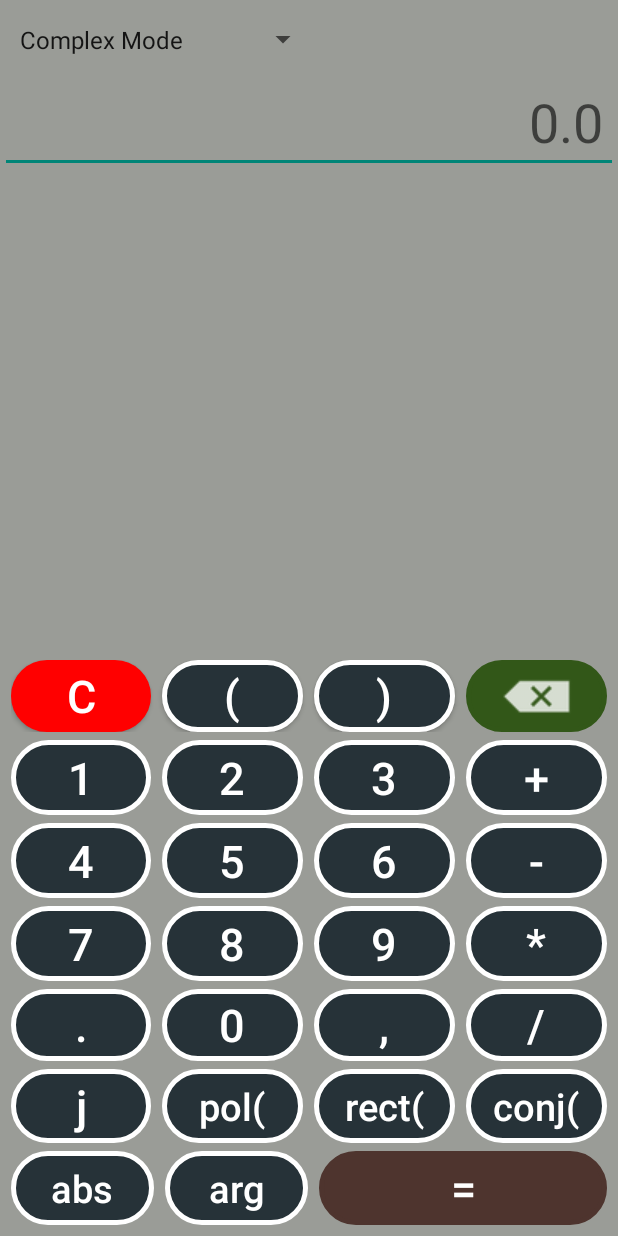
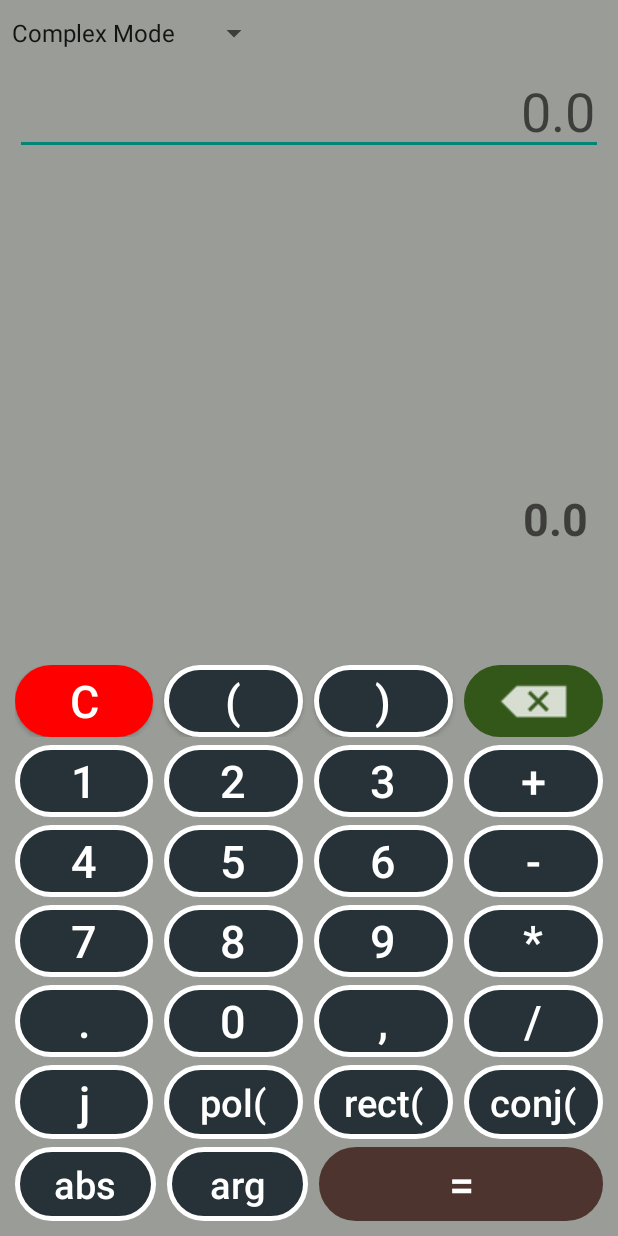
Before and after one commit to Manash-Das/Calculator, an Android app: the ComplexNumberActivity screen opened directly, with no data from a screen before it, on a phone screen of 412 x 824 dp. Run offline under Robolectric (Android 15) with nearby library versions, the phone set to English and light mode, and no system bars; libraries missing offline, so code that uses them is left out: com.chaquo.python.

Commit message:
In complex activity: max and min height is set rectangular form is corrected other form is corrected handled error

```diff
--- a/app/src/main/AndroidManifest.xml
+++ b/app/src/main/AndroidManifest.xml
@@ -17,16 +17,20 @@
             android:screenOrientation="portrait"
             android:parentActivityName=".MainActivity"
             tools:ignore="LockedOrientationActivity"
+            android:noHistory="true"
             android:exported="true" />
+
         <activity
             android:name=".EquationSolver"
             android:exported="true"
             android:screenOrientation="portrait"
             android:parentActivityName=".MainActivity"
+            android:noHistory="true"
             tools:ignore="LockedOrientationActivity"/>
         <activity
             android:name=".ComplexNumberActivity"
             android:exported="true"
+            android:noHistory="true"
             android:screenOrientation="portrait"
             android:parentActivityName=".MainActivity"
             tools:ignore="LockedOrientationActivity" />
--- a/app/src/main/res/layout/complex_number.xml
+++ b/app/src/main/res/layout/complex_number.xml
@@ -6,61 +6,62 @@
     android:layout_height="match_parent"
     android:background="@color/body_color"
     tools:context=".ComplexNumberActivity">
-    <LinearLayout
-        android:id="@+id/linearLayout"
+    <TableLayout
+        android:id="@+id/TableLayout"
         android:layout_width="match_parent"
-        android:layout_height="wrap_content"
-        android:layout_margin="7dp"
-        android:orientation="vertical"
+        android:layout_height="0dp"
+        app:layout_constraintHeight_max="400dp"
+        app:layout_constraintHeight_min="300dp"
+        app:layout_constraintVertical_bias="1"
+        android:layout_marginHorizontal="10dp"
+        android:layout_marginTop="20dp"
+        android:layout_marginBottom="10dp"
         app:layout_constraintBottom_toBottomOf="parent">
         <TableRow
             android:layout_width="match_parent"
-            android:layout_height="wrap_content"
+            android:layout_height="0dp"
+            android:layout_weight="1"
             android:layout_marginBottom="5dp">
             <Button
-                android:id="@+id/clear"
+                android:id="@+id/clearComplex"
                 android:layout_width="0dp"
                 android:layout_height="match_parent"
                 android:layout_marginEnd="7dp"
                 android:layout_weight="1"
                 android:background="@drawable/circle"
                 android:backgroundTint="@color/red"
-                android:onClick="clrBTN"
                 android:text="@string/clear"
                 android:textColor="@color/white"
                 android:textSize="30sp"
                 tools:ignore="TextContrastCheck,TextContrastCheck" />
             <Button
-                android:id="@+id/open_bracket"
+                android:id="@+id/openBracketComplex"
                 android:layout_width="0dp"
                 android:layout_height="match_parent"
                 android:layout_marginEnd="7dp"
                 android:layout_weight="1"
                 android:background="@drawable/circle"
-                android:onClick="openBTN"
                 android:text="@string/open_bracket"
                 android:textColor="@color/white"
                 android:textSize="30sp" />
             <Button
-                android:id="@+id/close_bracket"
+                android:id="@+id/closeBracketComplex"
                 android:layout_width="0dp"
                 android:layout_height="match_parent"
                 android:layout_marginEnd="7dp"
                 android:layout_weight="1"
                 android:background="@drawable/circle"
-                android:onClick="closeBTN"
                 android:text="@string/close_bracket"
                 android:textColor="@color/white"
                 android:textSize="30sp" />
             <ImageButton
-                android:id="@+id/backspace"
+                android:id="@+id/backspaceComplex"
                 android:layout_width="0dp"
                 android:layout_height="match_parent"
                 android:layout_weight="1"
                 android:background="@drawable/circle"
                 android:backgroundTint="@color/green"
                 android:contentDescription="@string/backspace"
-                android:onClick="backspaceBTN"
                 android:scaleType="fitCenter"
                 android:src="@drawable/backspace"
                 app:layout_constraintRight_toRightOf="parent" />
@@ -68,51 +69,48 @@
         <TableRow
             android:layout_width="match_parent"
             android:layout_height="wrap_content"
+            android:layout_weight="1"
             android:layout_marginBottom="5dp">
             <Button
-                android:id="@+id/one"
+                android:id="@+id/oneComplex"
                 style="@style/Widget.AppCompat.Button.Borderless"
                 android:layout_width="0dp"
                 android:layout_height="match_parent"
                 android:layout_marginEnd="7dp"
                 android:layout_weight="1"
                 android:background="@drawable/circle"
-                android:onClick="oneBTN"
                 android:text="@string/one"
                 android:textColor="@color/white"
                 android:textSize="30sp" />
             <Button
-                android:id="@+id/two"
+                android:id="@+id/twoComplex"
                 style="@style/Widget.AppCompat.Button.Borderless"
                 android:layout_width="0dp"
-                android:layout_height="50dp"
+                android:layout_height="match_parent"
                 android:layout_marginEnd="7dp"
                 android:layout_weight="1"
                 android:background="@drawable/circle"
-                android:onClick="twoBTN"
                 android:text="@string/two"
                 android:textColor="@color/white"
                 android:textSize="30sp" />
             <Button
-                android:id="@+id/three"
+                android:id="@+id/threeComplex"
                 style="@style/Widget.AppCompat.Button.Borderless"
                 android:layout_width="0dp"
-                android:layout_height="50dp"
+                android:layout_height="match_parent"
                 android:layout_marginEnd="7dp"
                 android:layout_weight="1"
                 android:background="@drawable/circle"
-                android:onClick="threeBTN"
                 android:text="@string/three"
                 android:textColor="@color/white"
                 android:textSize="30sp" />
             <Button
-                android:id="@+id/plus"
+                android:id="@+id/plusComplex"
                 style="@style/Widget.AppCompat.Button.Borderless"
                 android:layout_width="0dp"
-                android:layout_height="50dp"
+                android:layout_height="match_parent"
                 android:layout_weight="1"
                 android:background="@drawable/circle"
-                android:onClick="plusBTN"
                 android:text="@string/plus"
                 android:textColor="@color/white"
                 android:textSize="30sp" />
@@ -120,51 +118,48 @@
         <TableRow
             android:layout_width="match_parent"
             android:layout_height="wrap_content"
+            android:layout_weight="1"
             android:layout_marginBottom="5dp">
             <Button
-                android:id="@+id/four"
+                android:id="@+id/fourComplex"
                 style="@style/Widget.AppCompat.Button.Borderless"
                 android:layout_width="0dp"
-                android:layout_height="50dp"
+                android:layout_height="match_parent"
                 android:layout_marginEnd="7dp"
                 android:layout_weight="1"
                 android:background="@drawable/circle"
-                android:onClick="fourBTN"
                 android:text="@string/four"
                 android:textColor="@color/white"
                 android:textSize="30sp" />
             <Button
-                android:id="@+id/five"
+                android:id="@+id/fiveComplex"
                 style="@style/Widget.AppCompat.Button.Borderless"
                 android:layout_width="0dp"
-                android:layout_height="50dp"
+                android:layout_height="match_parent"
                 android:layout_marginEnd="7dp"
                 android:layout_weight="1"
                 android:background="@drawable/circle"
-                android:onClick="fiveBTN"
                 android:text="@string/five"
                 android:textColor="@color/white"
                 android:textSize="30sp" />
             <Button
-                android:id="@+id/six"
+                android:id="@+id/sixComplex"
                 style="@style/Widget.AppCompat.Button.Borderless"
                 android:layout_width="0dp"
-                android:layout_height="50dp"
+                android:layout_height="match_parent"
                 android:layout_marginEnd="7dp"
                 android:layout_weight="1"
                 android:background="@drawable/circle"
-                android:onClick="sixBTN"
                 android:text="@string/six"
                 android:textColor="@color/white"
                 android:textSize="30sp" />
             <Button
-                android:id="@+id/minus"
+                android:id="@+id/minusComplex"
                 style="@style/Widget.AppCompat.Button.Borderless"
                 android:layout_width="0dp"
-                android:layout_height="50dp"
+                android:layout_height="match_parent"
                 android:layout_weight="1"
                 android:background="@drawable/circle"
-                android:onClick="minusBTN"
                 android:text="@string/minus"
                 android:textColor="@color/white"
                 android:textSize="30sp" />
@@ -172,51 +167,48 @@
         <TableRow
             android:layout_width="match_parent"
             android:layout_height="wrap_content"
+            android:layout_weight="1"
             android:layout_marginBottom="5dp">
             <Button
-                android:id="@+id/seven"
+                android:id="@+id/sevenComplex"
                 style="@style/Widget.AppCompat.Button.Borderless"
                 android:layout_width="0dp"
-                android:layout_height="50dp"
+                android:layout_height="match_parent"
                 android:layout_marginEnd="7dp"
                 android:layout_weight="1"
                 android:background="@drawable/circle"
-                android:onClick="sevenBTN"
                 android:text="@string/seven"
                 android:textColor="@color/white"
                 android:textSize="30sp" />
             <Button
-                android:id="@+id/eight"
+                android:id="@+id/eightComplex"
                 style="@style/Widget.AppCompat.Button.Borderless"
                 android:layout_width="0dp"
-                android:layout_height="50dp"
+                android:layout_height="match_parent"
                 android:layout_marginEnd="7dp"
                 android:layout_weight="1"
                 android:background="@drawable/circle"
-                android:onClick="eightBTN"
                 android:text="@string/eight"
                 android:textColor="@color/white"
                 android:textSize="30sp" />
             <Button
-                android:id="@+id/nine"
+                android:id="@+id/nineComplex"
                 style="@style/Widget.AppCompat.Button.Borderless"
                 android:layout_width="0dp"
-                android:layout_height="50dp"
+                android:layout_height="match_parent"
                 android:layout_marginEnd="7dp"
                 android:layout_weight="1"
                 android:background="@drawable/circle"
-                android:onClick="nineBTN"
                 android:text="@string/nine"
                 android:textColor="@color/white"
                 android:textSize="30sp" />
             <Button
-                android:id="@+id/multiply"
+                android:id="@+id/multiplyComplex"
                 style="@style/Widget.AppCompat.Button.Borderless"
                 android:layout_width="0dp"
-                android:layout_height="50dp"
+                android:layout_height="match_parent"
                 android:layout_weight="1"
                 android:background="@drawable/circle"
-                android:onClick="multiplyBTN"
                 android:text="@string/multiply"
                 android:textColor="@color/white"
                 android:textSize="30sp" />
@@ -224,51 +216,48 @@
         <TableRow
             android:layout_width="match_parent"
             android:layout_height="wrap_content"
+            android:layout_weight="1"
             android:layout_marginBottom="5dp">
             <Button
-                android:id="@+id/point"
+                android:id="@+id/pointComplex"
                 style="@style/Widget.AppCompat.Button.Borderless"
                 android:layout_width="0dp"
                 android:layout_height="match_parent"
                 android:layout_marginEnd="7dp"
                 android:layout_weight="1"
                 android:background="@drawable/circle"
-                android:onClick="pointBTN"
                 android:text="@string/point"
                 android:textColor="@color/white"
                 android:textSize="30sp" />
             <Button
-                android:id="@+id/zero"
+                android:id="@+id/zeroComplex"
                 style="@style/Widget.AppCompat.Button.Borderless"
                 android:layout_width="0dp"
                 android:layout_height="match_parent"
                 android:layout_marginEnd="7dp"
                 android:layout_weight="1"
                 android:background="@drawable/circle"
-                android:onClick="zeroBTN"
                 android:text="@string/zero"
                 android:textColor="@color/white"
                 android:textSize="30sp" />
             <Button
-                android:id="@+id/comma"
+                android:id="@+id/commaComplex"
                 style="@style/Widget.AppCompat.Button.Borderless"
                 android:layout_width="0dp"
                 android:layout_height="match_parent"
                 android:layout_weight="1"
                 android:layout_marginEnd="7dp"
                 android:background="@drawable/circle"
-                android:onClick="comma"
                 android:text="@string/comma"
                 android:textColor="@color/white"
                 android:textSize="30sp" />
             <Button
-                android:id="@+id/divide"
+                android:id="@+id/divideComplex"
                 style="@style/Widget.AppCompat.Button.Borderless"
                 android:layout_width="0dp"
                 android:layout_height="match_parent"
                 android:layout_weight="1"
                 android:background="@drawable/circle"
-                android:onClick="divideBTN"
                 android:text="@string/divide"
                 android:textColor="@color/white"
                 android:textSize="30sp" />
@@ -277,56 +266,53 @@
         <TableRow
             android:id="@+id/tableRow"
             android:layout_width="match_parent"
-            android:layout_height="match_parent"
+            android:layout_height="0dp"
+            android:layout_weight="1"
             android:layout_marginBottom="5dp">
             <Button
-                android:id="@+id/pie"
+                android:id="@+id/imaginaryComplex"
                 style="@style/Widget.AppCompat.Button.Borderless"
                 android:layout_width="0dp"
                 android:layout_height="match_parent"
                 android:layout_marginEnd="7dp"
                 android:layout_weight="1"
                 android:background="@drawable/circle"
-                android:onClick="imaginary"
                 android:scaleType="fitCenter"
                 android:text="@string/imaginary"
                 android:textColor="@color/white"
                 android:textAllCaps="false"
                 android:textSize="30sp" />
             <Button
-                android:id="@+id/cosine"
+                android:id="@+id/polarComplex"
                 style="@style/Widget.AppCompat.Button.Borderless"
                 android:layout_width="0dp"
                 android:layout_height="match_parent"
                 android:layout_marginEnd="7dp"
                 android:layout_weight="1"
                 android:background="@drawable/circle"
-                android:onClick="polar"
                 android:text="@string/polar"
                 android:textAllCaps="false"
                 android:textColor="@color/white"
                 android:textSize="25sp" />
             <Button
-                android:id="@+id/percentage"
+                android:id="@+id/rectangularComplex"
                 style="@style/Widget.AppCompat.Button.Borderless"
                 android:layout_width="0dp"
                 android:layout_height="match_parent"
                 android:layout_marginEnd="7dp"
                 android:layout_weight="1"
                 android:background="@drawable/circle"
-                android:onClick="rectangular"
                 android:text="@string/rectangular_form"
                 android:textAllCaps="false"
                 android:textColor="@color/white"
                 android:textSize="25sp" />
             <Button
-                android:id="@+id/conjugate"
+                android:id="@+id/conjugateComplex"
                 style="@style/Widget.AppCompat.Button.Borderless"
                 android:layout_width="0dp"
                 android:layout_height="match_parent"
                 android:layout_weight="1"
                 android:background="@drawable/circle"
-                android:onClick="conjugate"
                 android:text="@string/conjugate"
                 android:textAllCaps="false"
                 android:textColor="@color/white"
@@ -334,69 +320,68 @@
         </TableRow>
         <TableRow
             android:layout_width="match_parent"
+            android:layout_weight="1"
             android:layout_height="wrap_content">
             <Button
-                android:id="@+id/absolute"
+                android:id="@+id/absoluteComplex"
                 style="@style/Widget.AppCompat.Button.Borderless"
                 android:layout_width="0dp"
                 android:layout_height="match_parent"
                 android:layout_marginEnd="7dp"
                 android:layout_weight="1"
                 android:background="@drawable/circle"
-                android:onClick="absolute"
                 android:text="@string/absolute"
                 android:textAllCaps="false"
                 android:textColor="@color/white"
                 android:textSize="25sp" />
             <Button
-                android:id="@+id/argument"
+                android:id="@+id/argumentComplex"
                 style="@style/Widget.AppCompat.Button.Borderless"
                 android:layout_width="0dp"
                 android:layout_height="match_parent"
                 android:layout_marginEnd="7dp"
                 android:layout_weight="1"
                 android:background="@drawable/circle"
-                android:onClick="argument"
                 android:text="@string/argument"
                 android:textAllCaps="false"
                 android:textColor="@color/white"
                 android:textSize="25sp" />
             <Button
-                android:id="@+id/equal"
+                android:id="@+id/equalComplex"
                 style="@style/Widget.AppCompat.Button.Borderless"
                 android:layout_width="0dp"
                 android:layout_height="match_parent"
                 android:layout_weight="2"
                 android:background="@drawable/circle"
                 android:backgroundTint="#4E342E"
-                android:onClick="equalBTN"
                 android:text="@string/equal"
                 android:textColor="@color/white"
                 android:textSize="30sp" />
         </TableRow>
-    </LinearLayout>
+    </TableLayout>
     <EditText
-        android:id="@+id/input_text"
+        android:id="@+id/inputTextComplex"
         android:layout_width="match_parent"
         android:layout_height="wrap_content"
-        android:layout_marginTop="4dp"
-        android:autofillHints="true"
+        app:layout_constraintHeight_min="50dp"
+        app:layout_constraintHeight_max="120dp"
         android:hint="@string/input_text_display"
-        android:inputType="none"
-        android:maxHeight="120dp"
-        android:padding="10dp"
+        android:padding="5dp"
         android:textAlignment="textEnd"
+        android:maxLines="2"
+        android:layout_margin="10dp"
         android:textSize="36sp"
+        android:scrollbars="vertical"
         app:layout_constraintLeft_toLeftOf="parent"
         app:layout_constraintRight_toRightOf="parent"
-        app:layout_constraintTop_toBottomOf="@+id/spinner"
-        tools:ignore="LabelFor" />
+        app:layout_constraintTop_toBottomOf="@+id/spinnerComplex"
+        android:labelFor="@id/TableLayout"
+        android:autofillHints="true" />
     <Spinner
-        android:id="@+id/spinner"
+        android:id="@+id/spinnerComplex"
         android:layout_width="wrap_content"
         android:layout_height="wrap_content"
         android:layout_marginTop="10dp"
-        android:padding="5dp"
         android:textColor="@color/white"
         android:textSize="20sp"
         android:textStyle="bold"
@@ -404,20 +389,22 @@
         app:layout_constraintLeft_toLeftOf="parent"
         app:layout_constraintRight_toRightOf="parent"
         app:layout_constraintTop_toTopOf="parent" />
-    <EditText
-        android:id="@+id/answer_box"
+
+    <TextView
+        android:id="@+id/answerBoxComplex"
         android:layout_width="match_parent"
-        android:layout_height="wrap_content"
-        android:layout_marginTop="12dp"
-        android:autofillHints="name"
-        android:background="@null"
-        android:focusable="false"
-        android:inputType="number"
+        android:layout_height="60dp"
+        android:minHeight="30dp"
+        android:layout_marginHorizontal="10dp"
+        android:layout_marginVertical="20dp"
+        app:layout_constraintVertical_bias="0.80"
+        android:autofillHints="true"
+        android:hint="@string/hint"
         android:padding="10dp"
         android:textAlignment="textEnd"
         android:textSize="30sp"
         android:textStyle="bold"
-        app:layout_constraintBottom_toTopOf="@+id/linearLayout"
-        app:layout_constraintTop_toBottomOf="@+id/input_text"
-        app:layout_constraintVertical_bias="0.7"/>
-    </androidx.constraintlayout.widget.ConstraintLayout>
+        app:layout_constraintBottom_toTopOf="@+id/TableLayout"
+        app:layout_constraintTop_toBottomOf="@+id/inputTextComplex"
+        tools:layout_editor_absoluteX="10dp" />
+</androidx.constraintlayout.widget.ConstraintLayout>
--- a/app/src/main/res/values/strings.xml
+++ b/app/src/main/res/values/strings.xml
@@ -68,7 +68,7 @@
         <item>Simple Mode</item>
         <item>Complex Mode</item>
         <item>Equation Mode</item>
-        <item>Unit Converter Mode</item>
+        <item>Converter Mode</item>
 
     </string-array>
 
```
Also changed, not shown: app/src/main/java/com/manash/calculationMadeEasy/ComplexNumberActivity.kt (+168 -190 lines), app/src/main/java/com/manash/calculationMadeEasy/MainActivity.kt (+5 -7 lines), app/src/main/res/layout/activity_main.xml (+32 -32 lines).
